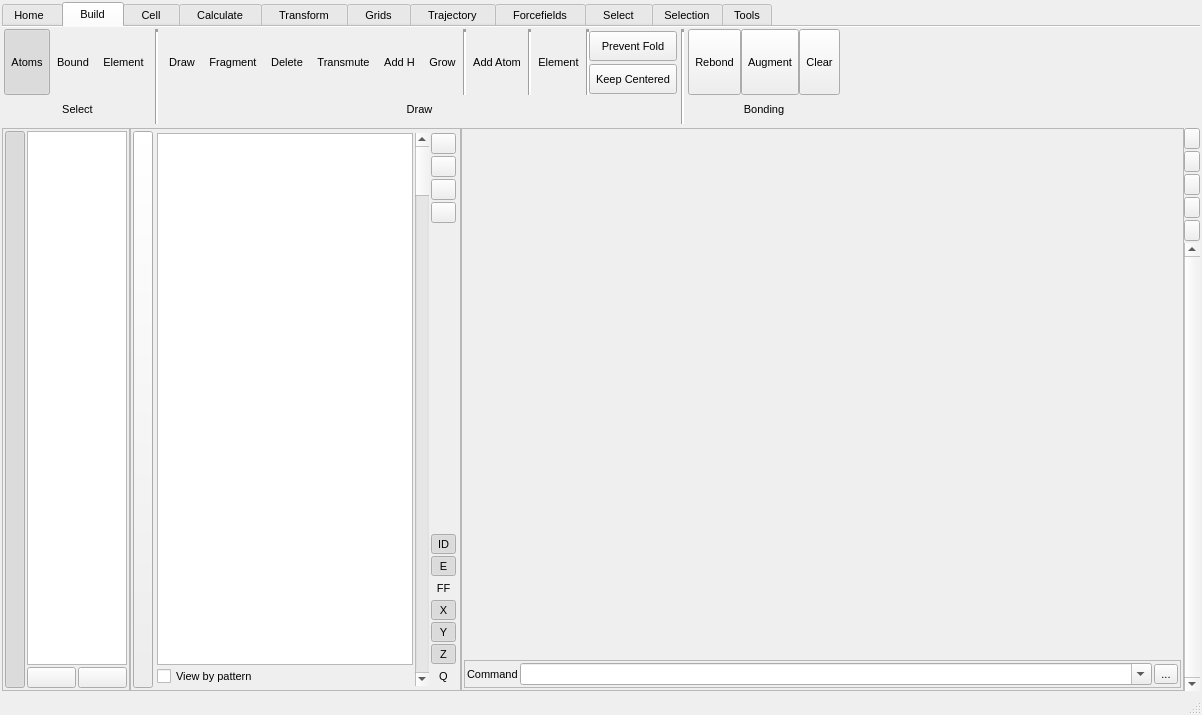
The window that src/gui/mainwindow.ui (trisyoungs/aten) describes before a commit, drawn with Qt 5.
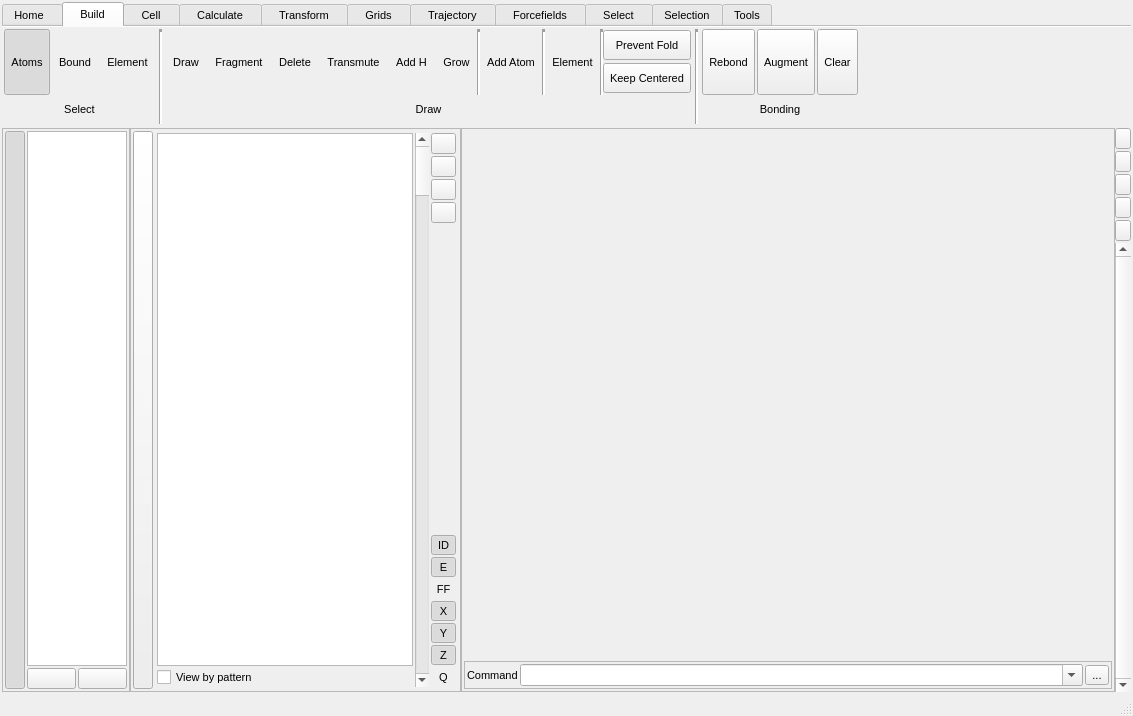
The same window after the commit. The open tabs and pages were chosen to show the change. Icons and pictures are not drawn. Custom widgets are drawn as their Qt base class.

Commit message: Updated TDynamicLayout to have maximum layout size for buttons, allowing stacks of horizontal buttons defined in ui editor to be retained and dynamically managed.

```diff
--- a/src/gui/mainwindow.ui
+++ b/src/gui/mainwindow.ui
@@ -7,8 +7,8 @@
    <rect>
     <x>0</x>
     <y>0</y>
-    <width>1202</width>
-    <height>715</height>
+    <width>1133</width>
+    <height>716</height>
    </rect>
   </property>
   <property name="sizePolicy">
@@ -2111,6 +2111,24 @@
         <item>
          <layout class="QGridLayout" name="gridLayout_9">
           <item row="0" column="0">
+           <widget class="TDynamicWidget" name="BuildSelectDynamicWidget" native="true">
+            <layout class="QHBoxLayout" name="horizontalLayout_29">
+             <property name="spacing">
+              <number>2</number>
+             </property>
+             <property name="leftMargin">
+              <number>0</number>
+             </property>
+             <property name="topMargin">
+              <number>0</number>
+             </property>
+             <property name="rightMargin">
+              <number>0</number>
+             </property>
+             <property name="bottomMargin">
+              <number>0</number>
+             </property>
+             <item>
            <widget class="TMenuButton" name="BuildSelectAtomsButton">
             <property name="sizePolicy">
              <sizepolicy hsizetype="Preferred" vsizetype="Fixed">
@@ -2168,7 +2186,7 @@
             </property>
            </widget>
           </item>
-          <item row="0" column="1">
+             <item>
            <widget class="TMenuButton" name="BuildSelectBoundButton">
             <property name="sizePolicy">
              <sizepolicy hsizetype="Preferred" vsizetype="Fixed">
@@ -2218,7 +2236,7 @@
             </property>
            </widget>
           </item>
-          <item row="0" column="2">
+             <item>
            <widget class="TMenuButton" name="BuildSelectElementButton">
             <property name="sizePolicy">
              <sizepolicy hsizetype="Preferred" vsizetype="Fixed">
@@ -2268,7 +2286,10 @@
             </property>
            </widget>
           </item>
-          <item row="1" column="0" colspan="3">
+            </layout>
+           </widget>
+          </item>
+          <item row="1" column="0">
            <widget class="QLabel" name="label_8">
             <property name="sizePolicy">
              <sizepolicy hsizetype="Preferred" vsizetype="Minimum">
@@ -2298,7 +2319,7 @@
         </item>
         <item>
          <layout class="QGridLayout" name="gridLayout_18">
-          <item row="0" column="8" rowspan="2">
+          <item row="0" column="3" rowspan="2">
            <widget class="Line" name="line_70">
             <property name="lineWidth">
              <number>3</number>
@@ -2308,7 +2329,7 @@
             </property>
            </widget>
           </item>
-          <item row="0" column="6" rowspan="2">
+          <item row="0" column="1" rowspan="2">
            <widget class="Line" name="line_67">
             <property name="lineWidth">
              <number>3</number>
@@ -2318,7 +2339,284 @@
             </property>
            </widget>
           </item>
-          <item row="0" column="3" rowspan="2">
+          <item row="0" column="5" rowspan="2">
+           <widget class="Line" name="line_66">
+            <property name="lineWidth">
+             <number>3</number>
+            </property>
+            <property name="orientation">
+             <enum>Qt::Vertical</enum>
+            </property>
+           </widget>
+          </item>
+          <item row="0" column="2" rowspan="2">
+           <widget class="TMenuButton" name="BuildDrawAddAtomButton">
+            <property name="sizePolicy">
+             <sizepolicy hsizetype="Preferred" vsizetype="Fixed">
+              <horstretch>0</horstretch>
+              <verstretch>0</verstretch>
+             </sizepolicy>
+            </property>
+            <property name="minimumSize">
+             <size>
+              <width>40</width>
+              <height>66</height>
+             </size>
+            </property>
+            <property name="maximumSize">
+             <size>
+              <width>128</width>
+              <height>66</height>
+             </size>
+            </property>
+            <property name="toolTip">
+             <string>Add atoms at specified positions</string>
+            </property>
+            <property name="text">
+             <string>Add Atom</string>
+            </property>
+            <property name="icon">
+             <iconset resource="icons.qrc">
+              <normaloff>:/build/icons/build_addatom2.svg</normaloff>:/build/icons/build_addatom2.svg</iconset>
+            </property>
+            <property name="iconSize">
+             <size>
+              <width>30</width>
+              <height>30</height>
+             </size>
+            </property>
+            <property name="checkable">
+             <bool>true</bool>
+            </property>
+            <property name="autoExclusive">
+             <bool>false</bool>
+            </property>
+            <property name="toolButtonStyle">
+             <enum>Qt::ToolButtonTextUnderIcon</enum>
+            </property>
+            <property name="autoRaise">
+             <bool>true</bool>
+            </property>
+           </widget>
+          </item>
+          <item row="0" column="4" rowspan="2">
+           <widget class="TMenuButton" name="BuildDrawElementButton">
+            <property name="sizePolicy">
+             <sizepolicy hsizetype="Preferred" vsizetype="Fixed">
+              <horstretch>0</horstretch>
+              <verstretch>0</verstretch>
+             </sizepolicy>
+            </property>
+            <property name="minimumSize">
+             <size>
+              <width>40</width>
+              <height>66</height>
+             </size>
+            </property>
+            <property name="maximumSize">
+             <size>
+              <width>128</width>
+              <height>66</height>
+             </size>
+            </property>
+            <property name="text">
+             <string>Element</string>
+            </property>
+            <property name="iconSize">
+             <size>
+              <width>30</width>
+              <height>30</height>
+             </size>
+            </property>
+            <property name="checkable">
+             <bool>false</bool>
+            </property>
+            <property name="checked">
+             <bool>false</bool>
+            </property>
+            <property name="autoExclusive">
+             <bool>false</bool>
+            </property>
+            <property name="toolButtonStyle">
+             <enum>Qt::ToolButtonTextUnderIcon</enum>
+            </property>
+            <property name="autoRaise">
+             <bool>true</bool>
+            </property>
+           </widget>
+          </item>
+          <item row="0" column="0" rowspan="2">
+           <widget class="TDynamicWidget" name="BuildDrawDynamicWidget1" native="true">
+            <layout class="QHBoxLayout" name="horizontalLayout_30">
+             <property name="spacing">
+              <number>2</number>
+             </property>
+             <property name="leftMargin">
+              <number>0</number>
+             </property>
+             <property name="topMargin">
+              <number>0</number>
+             </property>
+             <property name="rightMargin">
+              <number>0</number>
+             </property>
+             <property name="bottomMargin">
+              <number>0</number>
+             </property>
+             <item>
+              <widget class="TMenuButton" name="BuildDrawDrawButton">
+               <property name="sizePolicy">
+                <sizepolicy hsizetype="Preferred" vsizetype="Fixed">
+                 <horstretch>0</horstretch>
+                 <verstretch>0</verstretch>
+                </sizepolicy>
+               </property>
+               <property name="minimumSize">
+                <size>
+                 <width>40</width>
+                 <height>66</height>
+                </size>
+               </property>
+               <property name="maximumSize">
+                <size>
+                 <width>128</width>
+                 <height>66</height>
+                </size>
+               </property>
+               <property name="toolTip">
+                <string>Draw atoms, chains, and individual bonds</string>
+               </property>
+               <property name="text">
+                <string>Draw</string>
+               </property>
+               <property name="icon">
+                <iconset resource="icons.qrc">
+                 <normaloff>:/build/icons/build_draw.svg</normaloff>:/build/icons/build_draw.svg</iconset>
+               </property>
+               <property name="iconSize">
+                <size>
+                 <width>30</width>
+                 <height>30</height>
+                </size>
+               </property>
+               <property name="checkable">
+                <bool>true</bool>
+               </property>
+               <property name="autoExclusive">
+                <bool>false</bool>
+               </property>
+               <property name="toolButtonStyle">
+                <enum>Qt::ToolButtonTextUnderIcon</enum>
+               </property>
+               <property name="autoRaise">
+                <bool>true</bool>
+               </property>
+              </widget>
+             </item>
+             <item>
+              <widget class="TMenuButton" name="BuildDrawFragmentButton">
+               <property name="sizePolicy">
+                <sizepolicy hsizetype="Preferred" vsizetype="Fixed">
+                 <horstretch>0</horstretch>
+                 <verstretch>0</verstretch>
+                </sizepolicy>
+               </property>
+               <property name="minimumSize">
+                <size>
+                 <width>40</width>
+                 <height>66</height>
+                </size>
+               </property>
+               <property name="maximumSize">
+                <size>
+                 <width>128</width>
+                 <height>66</height>
+                </size>
+               </property>
+               <property name="toolTip">
+                <string>Draw fragments</string>
+               </property>
+               <property name="text">
+                <string>Fragment</string>
+               </property>
+               <property name="icon">
+                <iconset resource="icons.qrc">
+                 <normaloff>:/build/icons/build_fragment.svg</normaloff>:/build/icons/build_fragment.svg</iconset>
+               </property>
+               <property name="iconSize">
+                <size>
+                 <width>30</width>
+                 <height>30</height>
+                </size>
+               </property>
+               <property name="checkable">
+                <bool>true</bool>
+               </property>
+               <property name="autoExclusive">
+                <bool>false</bool>
+               </property>
+               <property name="toolButtonStyle">
+                <enum>Qt::ToolButtonTextUnderIcon</enum>
+               </property>
+               <property name="autoRaise">
+                <bool>true</bool>
+               </property>
+              </widget>
+             </item>
+             <item>
+              <widget class="TMenuButton" name="BuildDrawDeleteButton">
+               <property name="sizePolicy">
+                <sizepolicy hsizetype="Preferred" vsizetype="Fixed">
+                 <horstretch>0</horstretch>
+                 <verstretch>0</verstretch>
+                </sizepolicy>
+               </property>
+               <property name="minimumSize">
+                <size>
+                 <width>40</width>
+                 <height>66</height>
+                </size>
+               </property>
+               <property name="maximumSize">
+                <size>
+                 <width>128</width>
+                 <height>66</height>
+                </size>
+               </property>
+               <property name="toolTip">
+                <string>Delete atoms and bonds</string>
+               </property>
+               <property name="text">
+                <string>Delete</string>
+               </property>
+               <property name="icon">
+                <iconset resource="icons.qrc">
+                 <normaloff>:/build/icons/build_delete.svg</normaloff>:/build/icons/build_delete.svg</iconset>
+               </property>
+               <property name="iconSize">
+                <size>
+                 <width>30</width>
+                 <height>30</height>
+                </size>
+               </property>
+               <property name="checkable">
+                <bool>true</bool>
+               </property>
+               <property name="checked">
+                <bool>false</bool>
+               </property>
+               <property name="autoExclusive">
+                <bool>false</bool>
+               </property>
+               <property name="toolButtonStyle">
+                <enum>Qt::ToolButtonTextUnderIcon</enum>
+               </property>
+               <property name="autoRaise">
+                <bool>true</bool>
+               </property>
+              </widget>
+             </item>
+             <item>
            <widget class="TMenuButton" name="BuildDrawTransmuteButton">
             <property name="sizePolicy">
              <sizepolicy hsizetype="Preferred" vsizetype="Fixed">
@@ -2368,57 +2666,7 @@
             </property>
            </widget>
           </item>
-          <item row="0" column="0" rowspan="2">
-           <widget class="TMenuButton" name="BuildDrawDrawButton">
-            <property name="sizePolicy">
-             <sizepolicy hsizetype="Preferred" vsizetype="Fixed">
-              <horstretch>0</horstretch>
-              <verstretch>0</verstretch>
-             </sizepolicy>
-            </property>
-            <property name="minimumSize">
-             <size>
-              <width>40</width>
-              <height>66</height>
-             </size>
-            </property>
-            <property name="maximumSize">
-             <size>
-              <width>128</width>
-              <height>66</height>
-             </size>
-            </property>
-            <property name="toolTip">
-             <string>Draw atoms, chains, and individual bonds</string>
-            </property>
-            <property name="text">
-             <string>Draw</string>
-            </property>
-            <property name="icon">
-             <iconset resource="icons.qrc">
-              <normaloff>:/build/icons/build_draw.svg</normaloff>:/build/icons/build_draw.svg</iconset>
-            </property>
-            <property name="iconSize">
-             <size>
-              <width>30</width>
-              <height>30</height>
-             </size>
-            </property>
-            <property name="checkable">
-             <bool>true</bool>
-            </property>
-            <property name="autoExclusive">
-             <bool>false</bool>
-            </property>
-            <property name="toolButtonStyle">
-             <enum>Qt::ToolButtonTextUnderIcon</enum>
-            </property>
-            <property name="autoRaise">
-             <bool>true</bool>
-            </property>
-           </widget>
-          </item>
-          <item row="0" column="4" rowspan="2">
+             <item>
            <widget class="TMenuButton" name="BuildDrawAddHButton">
             <property name="sizePolicy">
              <sizepolicy hsizetype="Preferred" vsizetype="Fixed">
@@ -2468,110 +2716,7 @@
             </property>
            </widget>
           </item>
-          <item row="0" column="2" rowspan="2">
-           <widget class="TMenuButton" name="BuildDrawDeleteButton">
-            <property name="sizePolicy">
-             <sizepolicy hsizetype="Preferred" vsizetype="Fixed">
-              <horstretch>0</horstretch>
-              <verstretch>0</verstretch>
-             </sizepolicy>
-            </property>
-            <property name="minimumSize">
-             <size>
-              <width>40</width>
-              <height>66</height>
-             </size>
-            </property>
-            <property name="maximumSize">
-             <size>
-              <width>128</width>
-              <height>66</height>
-             </size>
-            </property>
-            <property name="toolTip">
-             <string>Delete atoms and bonds</string>
-            </property>
-            <property name="text">
-             <string>Delete</string>
-            </property>
-            <property name="icon">
-             <iconset resource="icons.qrc">
-              <normaloff>:/build/icons/build_delete.svg</normaloff>:/build/icons/build_delete.svg</iconset>
-            </property>
-            <property name="iconSize">
-             <size>
-              <width>30</width>
-              <height>30</height>
-             </size>
-            </property>
-            <property name="checkable">
-             <bool>true</bool>
-            </property>
-            <property name="checked">
-             <bool>false</bool>
-            </property>
-            <property name="autoExclusive">
-             <bool>false</bool>
-            </property>
-            <property name="toolButtonStyle">
-             <enum>Qt::ToolButtonTextUnderIcon</enum>
-            </property>
-            <property name="autoRaise">
-             <bool>true</bool>
-            </property>
-           </widget>
-          </item>
-          <item row="0" column="1" rowspan="2">
-           <widget class="TMenuButton" name="BuildDrawFragmentButton">
-            <property name="sizePolicy">
-             <sizepolicy hsizetype="Preferred" vsizetype="Fixed">
-              <horstretch>0</horstretch>
-              <verstretch>0</verstretch>
-             </sizepolicy>
-            </property>
-            <property name="minimumSize">
-             <size>
-              <width>40</width>
-              <height>66</height>
-             </size>
-            </property>
-            <property name="maximumSize">
-             <size>
-              <width>128</width>
-              <height>66</height>
-             </size>
-            </property>
-            <property name="toolTip">
-             <string>Draw fragments</string>
-            </property>
-            <property name="text">
-             <string>Fragment</string>
-            </property>
-            <property name="icon">
-             <iconset resource="icons.qrc">
-              <normaloff>:/build/icons/build_fragment.svg</normaloff>:/build/icons/build_fragment.svg</iconset>
-            </property>
-            <property name="iconSize">
-             <size>
-              <width>30</width>
-              <height>30</height>
-             </size>
-            </property>
-            <property name="checkable">
-             <bool>true</bool>
-            </property>
-            <property name="autoExclusive">
-             <bool>false</bool>
-            </property>
-            <property name="toolButtonStyle">
-             <enum>Qt::ToolButtonTextUnderIcon</enum>
-            </property>
-            <property name="autoRaise">
-             <bool>true</bool>
-            </property>
-           </widget>
-          </item>
-          <item row="0" column="5" rowspan="2">
+             <item>
            <widget class="TMenuButton" name="BuildDrawGrowButton">
             <property name="sizePolicy">
              <sizepolicy hsizetype="Preferred" vsizetype="Fixed">
@@ -2621,80 +2766,28 @@
             </property>
            </widget>
           </item>
-          <item row="0" column="10" rowspan="2">
-           <widget class="Line" name="line_66">
-            <property name="lineWidth">
-             <number>3</number>
-            </property>
-            <property name="orientation">
-             <enum>Qt::Vertical</enum>
-            </property>
+            </layout>
            </widget>
           </item>
-          <item row="2" column="0" colspan="12">
-           <widget class="QLabel" name="label_9">
-            <property name="sizePolicy">
-             <sizepolicy hsizetype="Preferred" vsizetype="Minimum">
-              <horstretch>0</horstretch>
-              <verstretch>0</verstretch>
-             </sizepolicy>
-            </property>
-            <property name="text">
-             <string>Draw</string>
-            </property>
-            <property name="alignment">
-             <set>Qt::AlignCenter</set>
-            </property>
-           </widget>
-          </item>
-          <item row="1" column="11">
-           <widget class="QToolButton" name="BuildDrawKeepCenteredButton">
-            <property name="enabled">
-             <bool>true</bool>
-            </property>
-            <property name="sizePolicy">
-             <sizepolicy hsizetype="Minimum" vsizetype="Fixed">
-              <horstretch>0</horstretch>
-              <verstretch>0</verstretch>
-             </sizepolicy>
-            </property>
-            <property name="minimumSize">
-             <size>
-              <width>0</width>
-              <height>30</height>
-             </size>
-            </property>
-            <property name="maximumSize">
-             <size>
-              <width>16777215</width>
-              <height>30</height>
-             </size>
-            </property>
-            <property name="toolTip">
-             <string>Keep model atoms centered when drawing atoms / fragments</string>
-            </property>
-            <property name="text">
-             <string>Keep Centered</string>
-            </property>
-            <property name="icon">
-             <iconset resource="icons.qrc">
-              <normaloff>:/view/icons/view_perspective.svg</normaloff>:/view/icons/view_perspective.svg</iconset>
-            </property>
-            <property name="iconSize">
-             <size>
-              <width>18</width>
-              <height>18</height>
-             </size>
-            </property>
-            <property name="checkable">
-             <bool>true</bool>
-            </property>
-            <property name="toolButtonStyle">
-             <enum>Qt::ToolButtonTextBesideIcon</enum>
-            </property>
-           </widget>
-          </item>
-          <item row="0" column="11">
+          <item row="0" column="6" rowspan="2">
+           <widget class="TDynamicWidget" name="BuildDrawDynamicWidget2" native="true">
+            <layout class="QVBoxLayout" name="verticalLayout_6">
+             <property name="spacing">
+              <number>2</number>
+             </property>
+             <property name="leftMargin">
+              <number>0</number>
+             </property>
+             <property name="topMargin">
+              <number>0</number>
+             </property>
+             <property name="rightMargin">
+              <number>0</number>
+             </property>
+             <property name="bottomMargin">
+              <number>0</number>
+             </property>
+             <item>
            <widget class="QToolButton" name="BuildDrawPreventFoldButton">
             <property name="sizePolicy">
              <sizepolicy hsizetype="Minimum" vsizetype="Fixed">
@@ -2738,31 +2831,34 @@
             </property>
            </widget>
           </item>
-          <item row="0" column="7" rowspan="2">
-           <widget class="TMenuButton" name="BuildDrawAddAtomButton">
+             <item>
+              <widget class="QToolButton" name="BuildDrawKeepCenteredButton">
+               <property name="enabled">
+                <bool>true</bool>
+               </property>
             <property name="sizePolicy">
-             <sizepolicy hsizetype="Preferred" vsizetype="Fixed">
+                <sizepolicy hsizetype="Minimum" vsizetype="Fixed">
               <horstretch>0</horstretch>
               <verstretch>0</verstretch>
              </sizepolicy>
             </property>
             <property name="minimumSize">
              <size>
-              <width>40</width>
-              <height>66</height>
+                 <width>0</width>
+                 <height>30</height>
              </size>
             </property>
             <property name="maximumSize">
              <size>
-              <width>128</width>
-              <height>66</height>
+                 <width>16777215</width>
+                 <height>30</height>
              </size>
             </property>
             <property name="toolTip">
              <string>Add atoms at specified positions</string>
             </property>
             <property name="text">
-             <string>Add Atom</string>
+                <string>Keep Centered</string>
             </property>
             <property name="icon">
              <iconset resource="icons.qrc">
@@ -2770,8 +2866,8 @@
             </property>
             <property name="iconSize">
              <size>
-              <width>30</width>
-              <height>30</height>
+                 <width>18</width>
+                 <height>18</height>
              </size>
             </property>
             <property name="checkable">
@@ -2781,56 +2877,26 @@
              <bool>false</bool>
             </property>
             <property name="toolButtonStyle">
-             <enum>Qt::ToolButtonTextUnderIcon</enum>
-            </property>
-            <property name="autoRaise">
-             <bool>true</bool>
-            </property>
-           </widget>
-          </item>
-          <item row="0" column="9" rowspan="2">
-           <widget class="TMenuButton" name="BuildDrawElementButton">
+                <enum>Qt::ToolButtonTextBesideIcon</enum>
+               </property>
+              </widget>
+             </item>
+            </layout>
+           </widget>
+          </item>
+          <item row="2" column="0" colspan="7">
+           <widget class="QLabel" name="label_9">
             <property name="sizePolicy">
-             <sizepolicy hsizetype="Preferred" vsizetype="Fixed">
+             <sizepolicy hsizetype="Preferred" vsizetype="Minimum">
               <horstretch>0</horstretch>
               <verstretch>0</verstretch>
              </sizepolicy>
             </property>
-            <property name="minimumSize">
-             <size>
-              <width>40</width>
-              <height>66</height>
-             </size>
-            </property>
-            <property name="maximumSize">
-             <size>
-              <width>128</width>
-              <height>66</height>
-             </size>
-            </property>
             <property name="text">
-             <string>Element</string>
+             <string>Draw</string>
             </property>
-            <property name="iconSize">
-             <size>
-              <width>30</width>
-              <height>30</height>
-             </size>
-            </property>
-            <property name="checkable">
-             <bool>false</bool>
-            </property>
-            <property name="checked">
-             <bool>false</bool>
-            </property>
-            <property name="autoExclusive">
-             <bool>false</bool>
-            </property>
-            <property name="toolButtonStyle">
-             <enum>Qt::ToolButtonTextUnderIcon</enum>
-            </property>
-            <property name="autoRaise">
-             <bool>true</bool>
+            <property name="alignment">
+             <set>Qt::AlignCenter</set>
             </property>
            </widget>
           </item>
@@ -2849,6 +2915,24 @@
         <item>
          <layout class="QGridLayout" name="gridLayout_20">
           <item row="0" column="0">
+           <widget class="TDynamicWidget" name="BuildBondingDynamicWidget" native="true">
+            <layout class="QHBoxLayout" name="horizontalLayout_31">
+             <property name="spacing">
+              <number>2</number>
+             </property>
+             <property name="leftMargin">
+              <number>0</number>
+             </property>
+             <property name="topMargin">
+              <number>0</number>
+             </property>
+             <property name="rightMargin">
+              <number>0</number>
+             </property>
+             <property name="bottomMargin">
+              <number>0</number>
+             </property>
+             <item>
            <widget class="TMenuButton" name="BuildBondingRebondButton">
             <property name="sizePolicy">
              <sizepolicy hsizetype="Preferred" vsizetype="Fixed">
@@ -2901,7 +2985,7 @@
             </property>
            </widget>
           </item>
-          <item row="0" column="1">
+             <item>
            <widget class="TMenuButton" name="BuildBondingAugmentButton">
             <property name="sizePolicy">
              <sizepolicy hsizetype="Preferred" vsizetype="Fixed">
@@ -2951,7 +3035,7 @@
             </property>
            </widget>
           </item>
-          <item row="0" column="2">
+             <item>
            <widget class="TMenuButton" name="BuildBondingClearButton">
             <property name="sizePolicy">
              <sizepolicy hsizetype="Preferred" vsizetype="Fixed">
@@ -3001,7 +3085,10 @@
             </property>
            </widget>
           </item>
-          <item row="1" column="0" colspan="3">
+            </layout>
+           </widget>
+          </item>
+          <item row="1" column="0">
            <widget class="QLabel" name="label_6">
             <property name="sizePolicy">
              <sizepolicy hsizetype="Minimum" vsizetype="Minimum">
```
Left out of the diff: 2499 changed lines with no effect on the pictures. Lines whose indentation alone changed are shown as unchanged. The commit also changes 2 other files.
